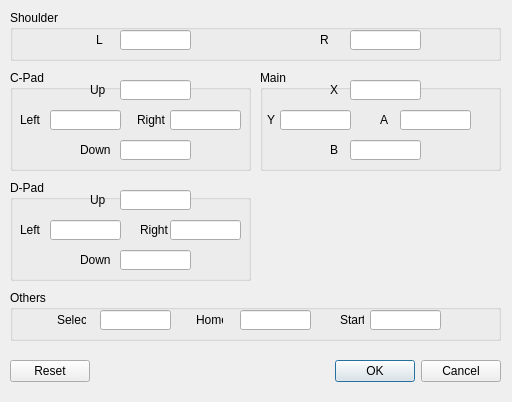
Old version of the form src/citra_qt/inputs.ui in the repository chinhodado/citra.
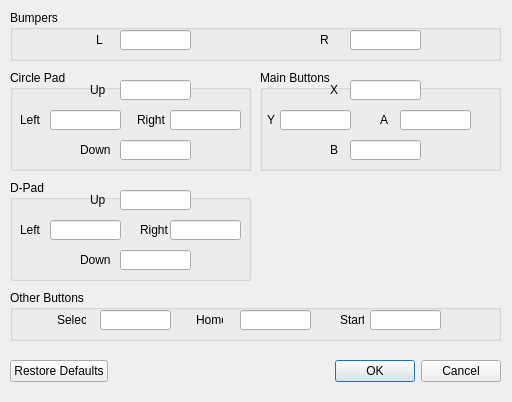
New version of the form. Custom widgets are drawn as their Qt base class.

Commit message: Settings: Use a custom LineEdit directly instead of using an event filter, and address other comments.

The edit to the form file:
```diff
--- a/src/citra_qt/inputs.ui
+++ b/src/citra_qt/inputs.ui
@@ -26,7 +26,7 @@
     <enum>Qt::Horizontal</enum>
    </property>
    <property name="standardButtons">
-    <set>QDialogButtonBox::Cancel|QDialogButtonBox::Ok|QDialogButtonBox::Reset</set>
+    <set>QDialogButtonBox::Cancel|QDialogButtonBox::Ok|QDialogButtonBox::RestoreDefaults</set>
    </property>
   </widget>
   <widget class="QGroupBox" name="groupBox">
@@ -39,7 +39,7 @@
     </rect>
    </property>
    <property name="title">
-    <string>C-Pad</string>
+    <string>Circle Pad</string>
    </property>
    <widget class="QLineEdit" name="lineEdit_sRight">
     <property name="geometry">
@@ -276,7 +276,7 @@
     </rect>
    </property>
    <property name="title">
-    <string>Main</string>
+    <string>Main Buttons</string>
    </property>
    <widget class="QLineEdit" name="lineEdit_B">
     <property name="geometry">
@@ -409,7 +409,7 @@
     </rect>
    </property>
    <property name="title">
-    <string>Others</string>
+    <string>Other Buttons</string>
    </property>
    <widget class="QLineEdit" name="lineEdit_Start">
     <property name="geometry">
@@ -500,7 +500,7 @@
     </rect>
    </property>
    <property name="title">
-    <string>Shoulder</string>
+    <string>Bumpers</string>
    </property>
    <widget class="QLineEdit" name="lineEdit_R">
     <property name="geometry">
@@ -556,6 +556,13 @@
    </widget>
   </widget>
  </widget>
+ <customwidgets>
+  <customwidget>
+   <class>QLineEditKeyConfig</class>
+   <extends>QLineEdit</extends>
+   <header>QLineEditKeyConfig.h</header>
+  </customwidget>
+ </customwidgets>
  <resources/>
  <connections>
   <connection>
```
Left out of the diff: 52 changed lines with no effect on the pictures. The commit also changes 8 other files.
